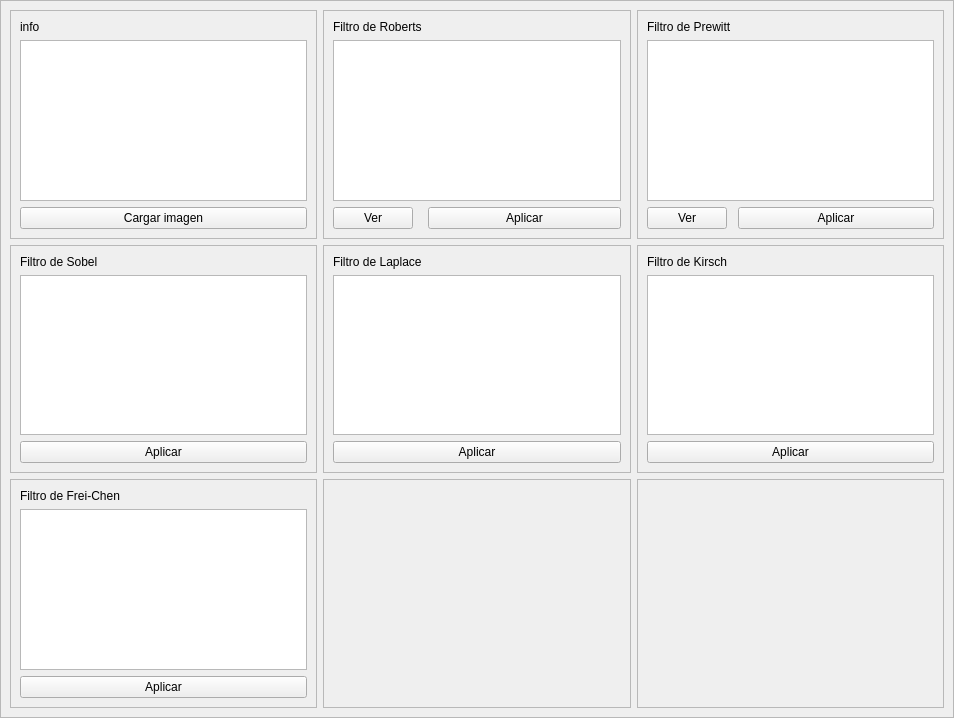
Before: the Qt Designer form gui_acentuado.ui in leninrkb/acentuado-imagenes-con-python, drawn with Qt 5.
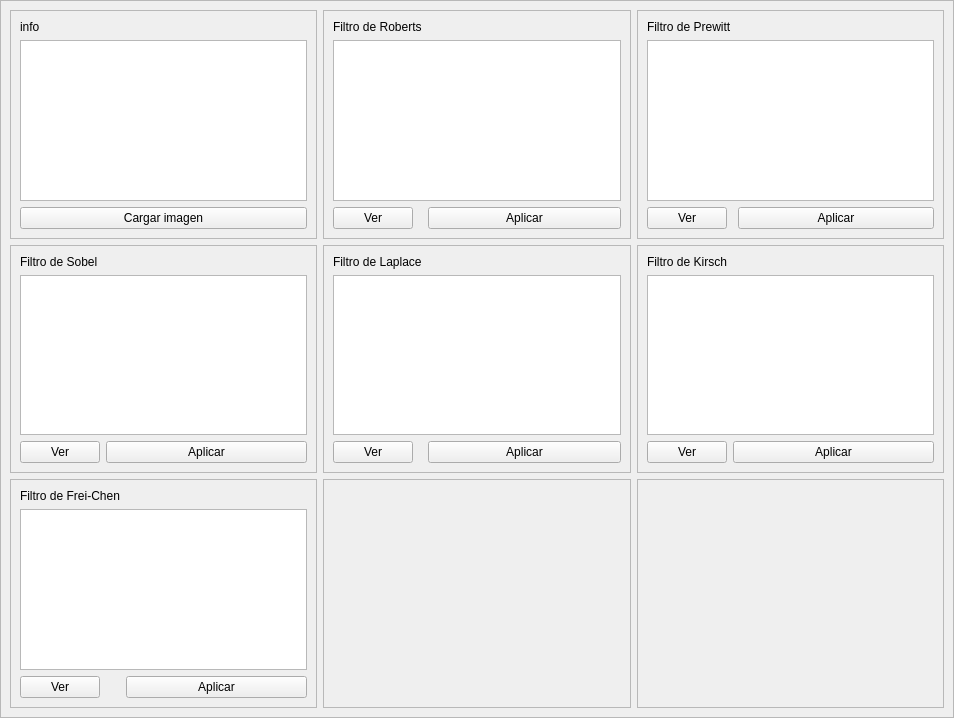
After: the same form once the commit is applied.

```diff
--- a/gui_acentuado.ui
+++ b/gui_acentuado.ui
@@ -132,18 +132,25 @@
          <property name="frameShadow">
           <enum>QFrame::Raised</enum>
          </property>
-         <layout class="QVBoxLayout" name="verticalLayout_8">
-          <item>
+         <layout class="QFormLayout" name="formLayout_6">
+          <item row="0" column="0">
            <widget class="QLabel" name="label_6">
             <property name="text">
              <string>Filtro de Frei-Chen</string>
             </property>
            </widget>
           </item>
-          <item>
+          <item row="1" column="0" colspan="2">
            <widget class="QGraphicsView" name="graphicsView_freichen"/>
           </item>
-          <item>
+          <item row="2" column="0">
+           <widget class="QPushButton" name="pushButton_ver_freichan">
+            <property name="text">
+             <string>Ver</string>
+            </property>
+           </widget>
+          </item>
+          <item row="2" column="1">
            <widget class="QPushButton" name="pushButton_freichen">
             <property name="text">
              <string>Aplicar</string>
@@ -197,18 +204,25 @@
          <property name="frameShadow">
           <enum>QFrame::Raised</enum>
          </property>
-         <layout class="QVBoxLayout" name="verticalLayout_6">
-          <item>
+         <layout class="QFormLayout" name="formLayout_4">
+          <item row="0" column="0">
            <widget class="QLabel" name="label_4">
             <property name="text">
              <string>Filtro de Laplace</string>
             </property>
            </widget>
           </item>
-          <item>
+          <item row="1" column="0" colspan="2">
            <widget class="QGraphicsView" name="graphicsView_laplace"/>
           </item>
-          <item>
+          <item row="2" column="0">
+           <widget class="QPushButton" name="pushButton_ver_laplace">
+            <property name="text">
+             <string>Ver</string>
+            </property>
+           </widget>
+          </item>
+          <item row="2" column="1">
            <widget class="QPushButton" name="pushButton_laplace">
             <property name="text">
              <string>Aplicar</string>
@@ -226,18 +240,25 @@
          <property name="frameShadow">
           <enum>QFrame::Raised</enum>
          </property>
-         <layout class="QVBoxLayout" name="verticalLayout_5">
-          <item>
+         <layout class="QFormLayout" name="formLayout_3">
+          <item row="0" column="0">
            <widget class="QLabel" name="label_3">
             <property name="text">
              <string>Filtro de Sobel</string>
             </property>
            </widget>
           </item>
-          <item>
+          <item row="1" column="0" colspan="2">
            <widget class="QGraphicsView" name="graphicsView_sobel"/>
           </item>
-          <item>
+          <item row="2" column="0">
+           <widget class="QPushButton" name="pushButton_ver_sobel">
+            <property name="text">
+             <string>Ver</string>
+            </property>
+           </widget>
+          </item>
+          <item row="2" column="1">
            <widget class="QPushButton" name="pushButton_sobel">
             <property name="text">
              <string>Aplicar</string>
@@ -255,18 +276,25 @@
          <property name="frameShadow">
           <enum>QFrame::Raised</enum>
          </property>
-         <layout class="QVBoxLayout" name="verticalLayout_7">
-          <item>
+         <layout class="QFormLayout" name="formLayout_5">
+          <item row="0" column="0">
            <widget class="QLabel" name="label_5">
             <property name="text">
              <string>Filtro de Kirsch</string>
             </property>
            </widget>
           </item>
-          <item>
+          <item row="1" column="0" colspan="2">
            <widget class="QGraphicsView" name="graphicsView_kirsch"/>
           </item>
-          <item>
+          <item row="2" column="0">
+           <widget class="QPushButton" name="pushButton_ver_kirsch">
+            <property name="text">
+             <string>Ver</string>
+            </property>
+           </widget>
+          </item>
+          <item row="2" column="1">
            <widget class="QPushButton" name="pushButton_kirsch">
             <property name="text">
              <string>Aplicar</string>
```
